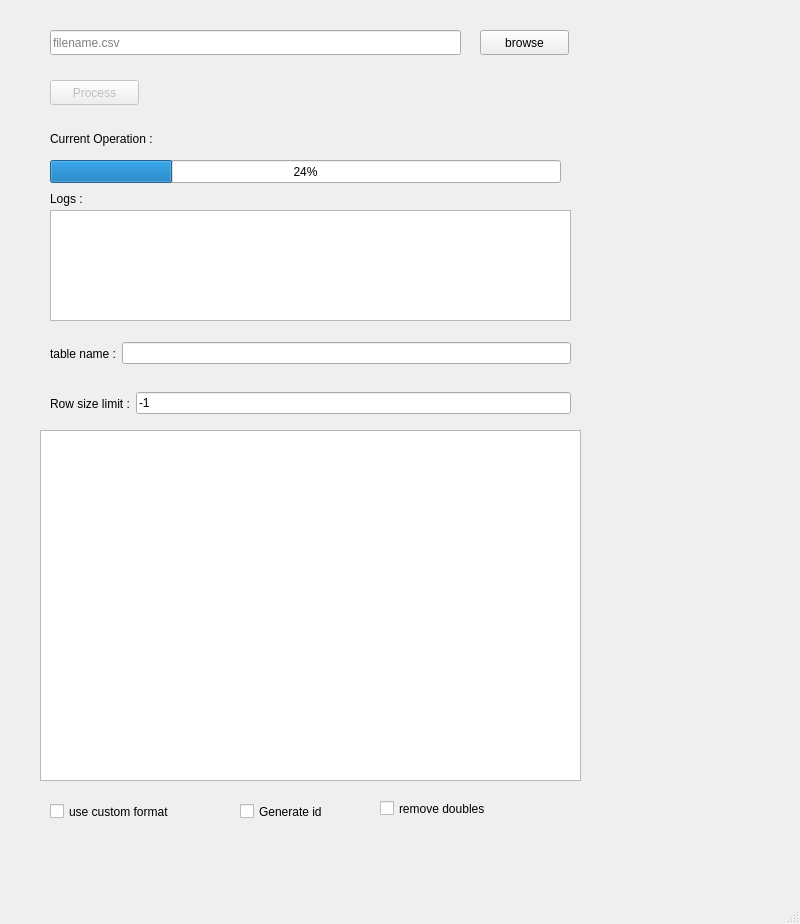
sebius8780/cvs2sql, file cvs2sql/mainwindow.ui: the form before one commit.
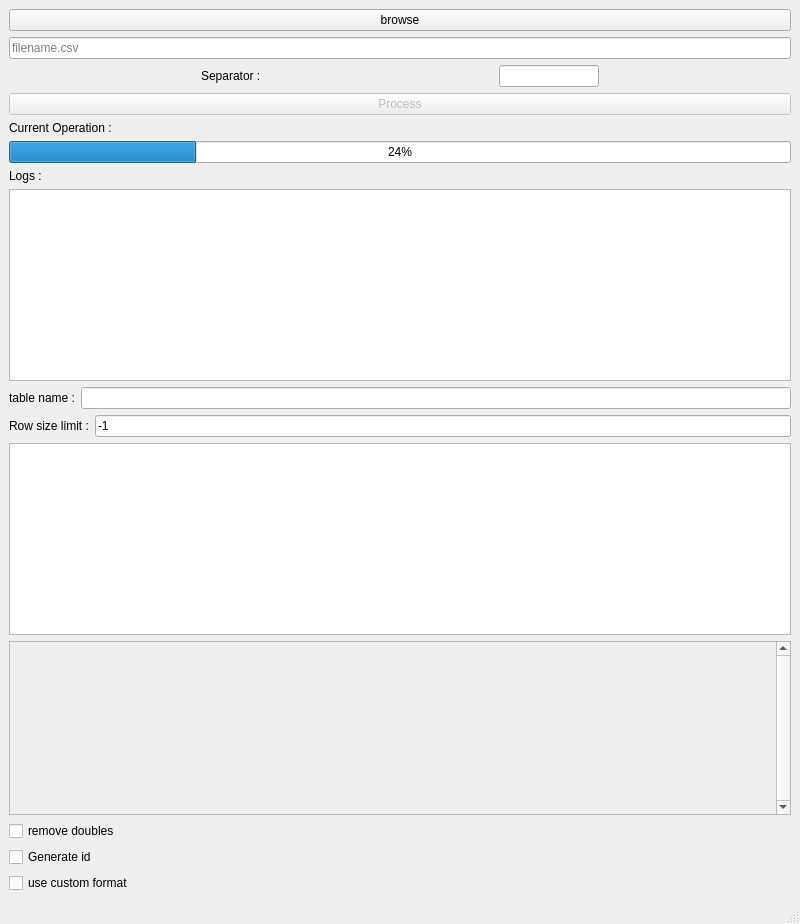
The form after the commit.

Commit message: refactore so that we can hanlde way more fields than before + adding prefilled custom sql to help

What changed in the file:
```diff
--- a/cvs2sql/mainwindow.ui
+++ b/cvs2sql/mainwindow.ui
@@ -14,15 +14,16 @@
    <string>MainWindow</string>
   </property>
   <widget class="QWidget" name="centralwidget">
+   <layout class="QVBoxLayout" name="verticalLayout">
+    <item>
+     <widget class="QPushButton" name="mBrowseButton">
+      <property name="text">
+       <string>browse</string>
+      </property>
+     </widget>
+    </item>
+    <item>
    <widget class="QLineEdit" name="mFilenameEdit">
-    <property name="geometry">
-     <rect>
-      <x>50</x>
-      <y>30</y>
-      <width>411</width>
-      <height>25</height>
-     </rect>
-    </property>
     <property name="text">
      <string/>
     </property>
@@ -30,96 +31,76 @@
      <string>filename.csv</string>
     </property>
    </widget>
-   <widget class="QPushButton" name="mBrowseButton">
-    <property name="geometry">
-     <rect>
-      <x>480</x>
-      <y>30</y>
-      <width>89</width>
-      <height>25</height>
-     </rect>
+    </item>
+    <item>
+     <layout class="QHBoxLayout" name="horizontalLayout_3">
+      <item>
+       <widget class="QLabel" name="label_4">
+        <property name="maximumSize">
+         <size>
+          <width>100</width>
+          <height>16777215</height>
+         </size>
     </property>
     <property name="text">
-     <string>browse</string>
-    </property>
-   </widget>
+         <string>Separator : </string>
+        </property>
+       </widget>
+      </item>
+      <item>
+       <widget class="QLineEdit" name="sepEdit">
+        <property name="maximumSize">
+         <size>
+          <width>100</width>
+          <height>16777215</height>
+         </size>
+        </property>
+        <property name="maxLength">
+         <number>1</number>
+        </property>
+       </widget>
+      </item>
+     </layout>
+    </item>
+    <item>
+     <widget class="QPushButton" name="mProcessButton">
+      <property name="enabled">
+       <bool>false</bool>
+      </property>
+      <property name="text">
+       <string>Process</string>
+      </property>
+     </widget>
+    </item>
+    <item>
+     <widget class="QLabel" name="mCurrentOpeLabel">
+      <property name="text">
+       <string>Current Operation :</string>
+      </property>
+     </widget>
+    </item>
+    <item>
    <widget class="QProgressBar" name="mOpProgress">
-    <property name="geometry">
-     <rect>
-      <x>50</x>
-      <y>160</y>
-      <width>511</width>
-      <height>23</height>
-     </rect>
-    </property>
     <property name="value">
      <number>24</number>
     </property>
    </widget>
-   <widget class="QLabel" name="mCurrentOpeLabel">
-    <property name="geometry">
-     <rect>
-      <x>50</x>
-      <y>130</y>
-      <width>511</width>
-      <height>17</height>
-     </rect>
-    </property>
-    <property name="text">
-     <string>Current Operation :</string>
-    </property>
-   </widget>
-   <widget class="QTextEdit" name="mLogsText">
-    <property name="geometry">
-     <rect>
-      <x>50</x>
-      <y>210</y>
-      <width>521</width>
-      <height>111</height>
-     </rect>
-    </property>
-    <property name="readOnly">
-     <bool>true</bool>
-    </property>
-   </widget>
+    </item>
+    <item>
    <widget class="QLabel" name="label_2">
-    <property name="geometry">
-     <rect>
-      <x>50</x>
-      <y>190</y>
-      <width>67</width>
-      <height>17</height>
-     </rect>
-    </property>
     <property name="text">
      <string>Logs :</string>
     </property>
    </widget>
-   <widget class="QPushButton" name="mProcessButton">
-    <property name="enabled">
-     <bool>false</bool>
-    </property>
-    <property name="geometry">
-     <rect>
-      <x>50</x>
-      <y>80</y>
-      <width>89</width>
-      <height>25</height>
-     </rect>
-    </property>
-    <property name="text">
-     <string>Process</string>
-    </property>
-   </widget>
-   <widget class="QWidget" name="layoutWidget">
-    <property name="geometry">
-     <rect>
-      <x>50</x>
-      <y>340</y>
-      <width>521</width>
-      <height>27</height>
-     </rect>
-    </property>
+    </item>
+    <item>
+     <widget class="QTextEdit" name="mLogsText">
+      <property name="readOnly">
+       <bool>true</bool>
+      </property>
+     </widget>
+    </item>
+    <item>
     <layout class="QHBoxLayout" name="horizontalLayout">
      <item>
       <widget class="QLabel" name="label">
@@ -132,39 +113,8 @@
       <widget class="QLineEdit" name="mtableNameEdit"/>
      </item>
     </layout>
-   </widget>
-   <widget class="QScrollArea" name="scrollArea">
-    <property name="geometry">
-     <rect>
-      <x>50</x>
-      <y>430</y>
-      <width>521</width>
-      <height>351</height>
-     </rect>
-    </property>
-    <property name="widgetResizable">
-     <bool>true</bool>
-    </property>
-    <widget class="QWidget" name="scrollAreaWidgetContents">
-     <property name="geometry">
-      <rect>
-       <x>0</x>
-       <y>0</y>
-       <width>519</width>
-       <height>349</height>
-      </rect>
-     </property>
-    </widget>
-   </widget>
-   <widget class="QWidget" name="layoutWidget">
-    <property name="geometry">
-     <rect>
-      <x>50</x>
-      <y>390</y>
-      <width>521</width>
-      <height>27</height>
-     </rect>
-    </property>
+    </item>
+    <item>
     <layout class="QHBoxLayout" name="horizontalLayout_2">
      <item>
       <widget class="QLabel" name="label_3">
@@ -181,56 +131,58 @@
       </widget>
      </item>
     </layout>
-   </widget>
-   <widget class="QCheckBox" name="checkBox">
-    <property name="geometry">
-     <rect>
-      <x>50</x>
-      <y>800</y>
-      <width>151</width>
-      <height>23</height>
-     </rect>
-    </property>
-    <property name="text">
-     <string>use custom format</string>
-    </property>
-   </widget>
-   <widget class="QTextEdit" name="customEdit">
-    <property name="geometry">
-     <rect>
-      <x>40</x>
-      <y>430</y>
-      <width>541</width>
-      <height>351</height>
-     </rect>
-    </property>
-   </widget>
-   <widget class="QCheckBox" name="mGenerateId">
+    </item>
+    <item>
+     <widget class="QTextEdit" name="customEdit"/>
+    </item>
+    <item>
+     <widget class="QScrollArea" name="scrollArea">
+      <property name="verticalScrollBarPolicy">
+       <enum>Qt::ScrollBarAlwaysOn</enum>
+      </property>
+      <property name="horizontalScrollBarPolicy">
+       <enum>Qt::ScrollBarAsNeeded</enum>
+      </property>
+      <property name="sizeAdjustPolicy">
+       <enum>QAbstractScrollArea::AdjustToContents</enum>
+      </property>
+      <property name="widgetResizable">
+       <bool>true</bool>
+      </property>
+      <widget class="QWidget" name="scrollAreaWidgetContents">
     <property name="geometry">
      <rect>
-      <x>240</x>
-      <y>800</y>
-      <width>111</width>
-      <height>23</height>
-     </rect>
-    </property>
-    <property name="text">
-     <string>Generate id </string>
-    </property>
-   </widget>
+         <x>0</x>
+         <y>0</y>
+         <width>766</width>
+         <height>108</height>
+        </rect>
+       </property>
+      </widget>
+     </widget>
+    </item>
+    <item>
    <widget class="QCheckBox" name="checkBox_2">
-    <property name="geometry">
-     <rect>
-      <x>380</x>
-      <y>800</y>
-      <width>141</width>
-      <height>17</height>
-     </rect>
-    </property>
     <property name="text">
      <string>remove doubles</string>
     </property>
    </widget>
+    </item>
+    <item>
+     <widget class="QCheckBox" name="mGenerateId">
+      <property name="text">
+       <string>Generate id </string>
+      </property>
+     </widget>
+    </item>
+    <item>
+     <widget class="QCheckBox" name="checkBox">
+      <property name="text">
+       <string>use custom format</string>
+      </property>
+     </widget>
+    </item>
+   </layout>
   </widget>
   <widget class="QMenuBar" name="menubar">
    <property name="geometry">
```
Left out of the diff: 2 changed lines with no effect on the pictures. Lines whose indentation alone changed are shown as unchanged. The commit also changes 3 other files.
